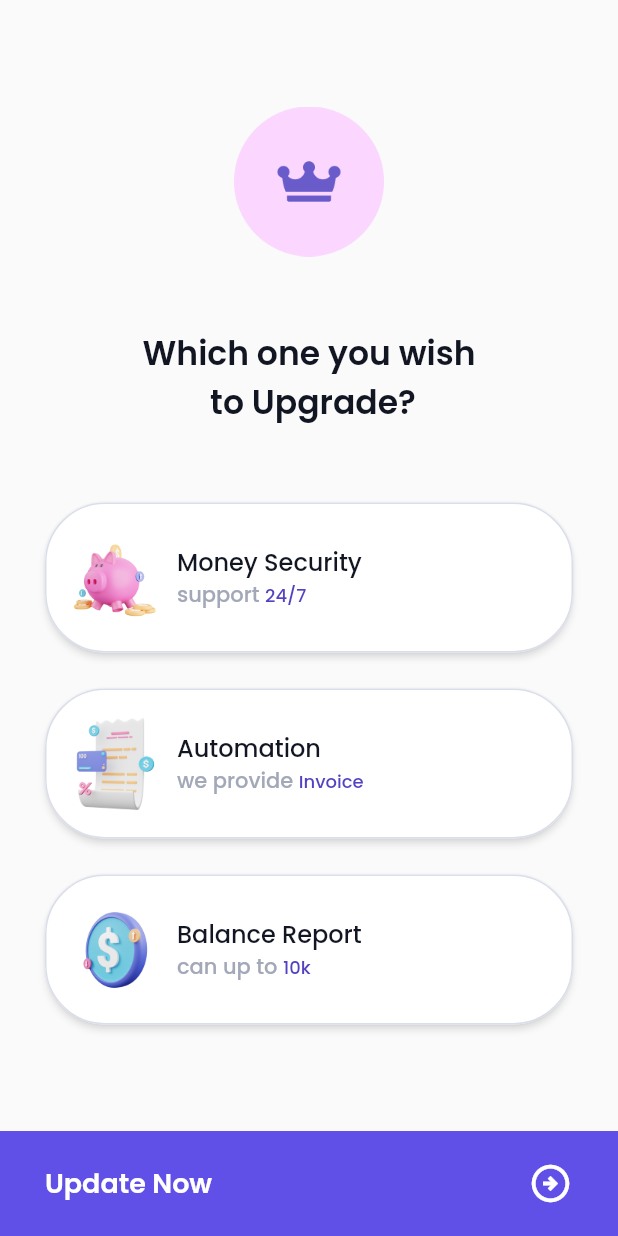
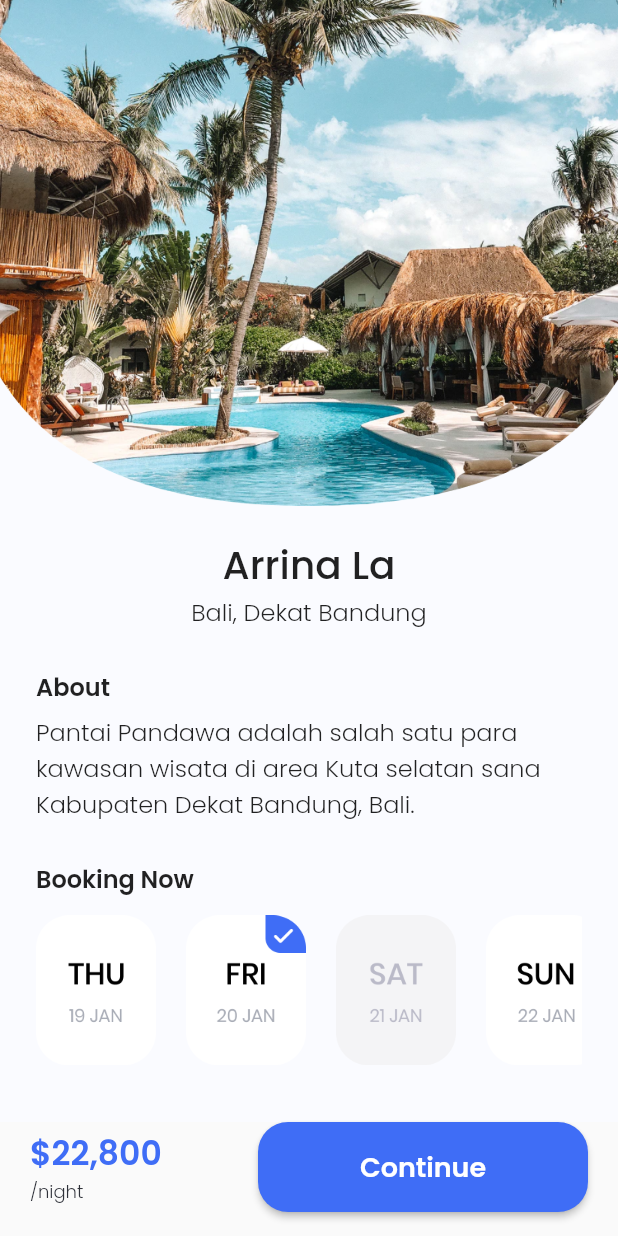
Before and after one commit to k-ardliyan/seven_days_flutter, a Flutter app: the screen it shows after launch, on a phone screen of 412 x 824 dp. Run offline on Flutter 3.47's test engine with Material 2 defaults, Android fonts, the phone set to English and light mode, and no system bars; our stand-ins replace google_fonts.

Commit message:
day 7 is clear :3

```diff
--- a/lib/main.dart
+++ b/lib/main.dart
@@ -1,9 +1,12 @@
 import 'package:flutter/material.dart';
 import 'package:seven_days_flutter/pages/first_empty.dart';
 import 'package:seven_days_flutter/pages/first_pricing.dart';
+import 'package:seven_days_flutter/pages/first_random.dart';
 import 'package:seven_days_flutter/pages/first_rating.dart';
 import 'package:seven_days_flutter/pages/first_signin.dart';
 import 'package:seven_days_flutter/pages/second_empty.dart';
+import 'package:seven_days_flutter/pages/second_pricing.dart';
+import 'package:seven_days_flutter/pages/second_random.dart';
 import 'package:seven_days_flutter/pages/second_rating.dart';
 import 'package:seven_days_flutter/pages/second_signin.dart';
 import 'package:seven_days_flutter/pages/first_started.dart';
@@ -20,7 +23,7 @@ class SevenDays extends StatelessWidget {
   Widget build(BuildContext context) {
     return const MaterialApp(
       debugShowCheckedModeBanner: false,
-      home: FirstPricing(),
+      home: SecondRandom(),
     );
   }
 }
--- a/lib/pages/first_pricing.dart
+++ b/lib/pages/first_pricing.dart
@@ -77,7 +77,7 @@ class _FirstPricingState extends State<FirstPricing> {
             Padding(
               padding: const EdgeInsets.only(right: 16),
               child: selectedIndex == index
-                  ? Image.asset('pricing_light_check.png', width: 24)
+                  ? Image.asset('assets/pricing_light_check.png', width: 24)
                   : const Text(''),
             ),
           ],
--- /dev/null
+++ b/lib/pages/second_random.dart
@@ -0,0 +1,135 @@
+import 'package:flutter/material.dart';
+import 'package:google_fonts/google_fonts.dart';
+
+class SecondRandom extends StatelessWidget {
+  const SecondRandom({Key? key}) : super(key: key);
+
+  @override
+  Widget build(BuildContext context) {
+    return Scaffold(
+      backgroundColor: const Color(0xffFAFBFF),
+      body: SingleChildScrollView(
+        child: Column(
+          children: [
+            Image.asset('assets/random_cover.png'),
+            const SizedBox(height: 20),
+            Text(
+              'Arrina La',
+              style: GoogleFonts.poppins(
+                fontSize: 26,
+                fontWeight: FontWeight.w500,
+              ),
+            ),
+            Text(
+              'Bali, Dekat Bandung',
+              style: GoogleFonts.poppins(
+                fontSize: 16,
+                fontWeight: FontWeight.w300,
+              ),
+            ),
+            const SizedBox(height: 26),
+            Padding(
+              padding: const EdgeInsets.symmetric(horizontal: 24),
+              child: Column(
+                crossAxisAlignment: CrossAxisAlignment.start,
+                children: [
+                  Text(
+                    'About',
+                    style: GoogleFonts.poppins(
+                      fontSize: 16,
+                      fontWeight: FontWeight.w600,
+                    ),
+                  ),
+                  const SizedBox(height: 6),
+                  Text(
+                    'Pantai Pandawa adalah salah satu para kawasan wisata di area Kuta selatan sana Kabupaten Dekat Bandung, Bali.',
+                    style: GoogleFonts.poppins(
+                      fontSize: 16,
+                      fontWeight: FontWeight.w300,
+                    ),
+                  ),
+                  const SizedBox(height: 26),
+                  Text(
+                    'Booking Now',
+                    style: GoogleFonts.poppins(
+                      fontSize: 16,
+                      fontWeight: FontWeight.w600,
+                    ),
+                  ),
+                  const SizedBox(height: 12),
+                  SizedBox(
+                    width: double.infinity,
+                    height: 100,
+                    child: ListView(
+                      scrollDirection: Axis.horizontal,
+                      children: <Widget>[
+                        Image.asset('assets/random_date1.png', width: 80),
+                        const SizedBox(width: 20),
+                        Image.asset('assets/random_date2.png', width: 80),
+                        const SizedBox(width: 20),
+                        Image.asset('assets/random_date3.png', width: 80),
+                        const SizedBox(width: 20),
+                        Image.asset('assets/random_date4.png', width: 80),
+                        const SizedBox(width: 20),
+                      ],
+                    ),
+                  ),
+                ],
+              ),
+            ),
+          ],
+        ),
+      ),
+      bottomNavigationBar: Material(
+        child: Padding(
+          padding: const EdgeInsets.only(left: 20, right: 20, bottom: 16),
+          child: Row(
+            mainAxisAlignment: MainAxisAlignment.spaceBetween,
+            children: [
+              RichText(
+                text: TextSpan(
+                  children: [
+                    TextSpan(
+                      text: '\$22,800',
+                      style: GoogleFonts.poppins(
+                        fontSize: 22,
+                        fontWeight: FontWeight.w600,
+                        color: const Color(0xff3F6DF6),
+                      ),
+                    ),
+                    TextSpan(
+                      text: '\n/night',
+                      style: GoogleFonts.poppins(
+                        fontSize: 12,
+                        fontWeight: FontWeight.w300,
+                        color: const Color(0xff2F323A),
+                      ),
+                    ),
+                  ],
+                ),
+              ),
+              const SizedBox(width: 31),
+              ElevatedButton(
+                style: ElevatedButton.styleFrom(
+                  primary: const Color(0xff3F6DF6),
+                  minimumSize: const Size(220, 60),
+                  shape: RoundedRectangleBorder(
+                    borderRadius: BorderRadius.circular(20),
+                  ),
+                ),
+                child: Text(
+                  'Continue',
+                  style: GoogleFonts.poppins(
+                    fontSize: 18,
+                    fontWeight: FontWeight.w600,
+                  ),
+                ),
+                onPressed: () => {},
+              ),
+            ],
+          ),
+        ),
+      ),
+    );
+  }
+}
```
Also changed, not shown: lib/pages/first_random.dart (added, +163 -0 lines), lib/pages/second_pricing.dart (added, +95 -0 lines), lib/widgets/cart_list.dart (added, +94 -0 lines), lib/widgets/theme.dart (+51 -0 lines), assets/pricing_dark_btn.png (added), assets/pricing_dark_list.png (added), assets/random_burger.png (added), assets/random_cover.png (added), assets/random_date1.png (added), assets/random_date2.png (added), assets/random_date3.png (added), assets/random_date4.png (added), assets/random_drink.png (added).
